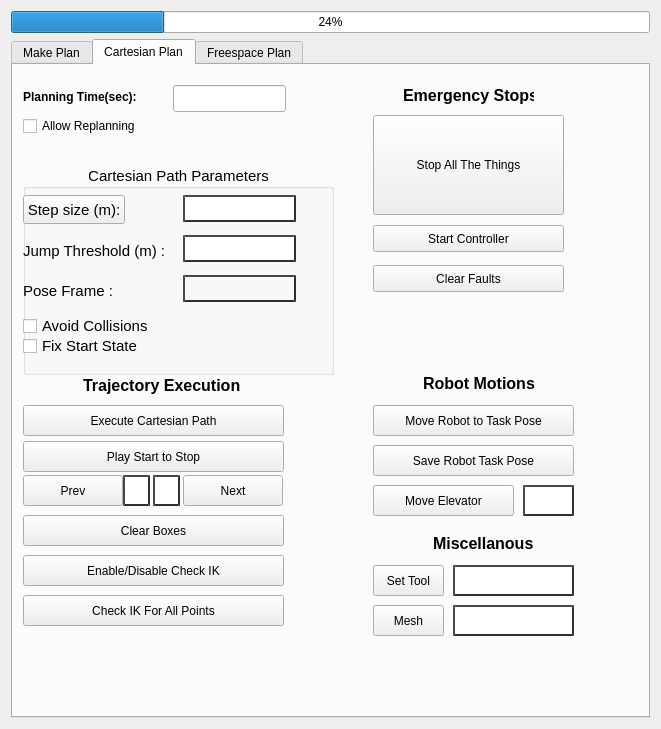
This is moveit_cartesian_plan_plugin/src/widgets/path_planning_widget.ui in peanut-robotics/fermi as Qt 5 draws it before an edit. The edited form follows.
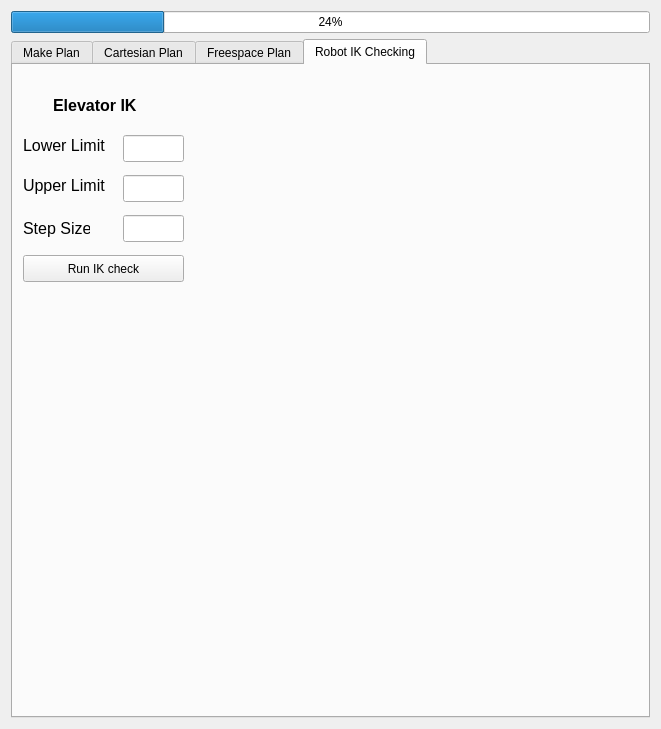
This is the edited form.

Commit message: Generate lsit of heights for IK, and update ui

What changed in the file:
```diff
--- a/moveit_cartesian_plan_plugin/src/widgets/path_planning_widget.ui
+++ b/moveit_cartesian_plan_plugin/src/widgets/path_planning_widget.ui
@@ -24,7 +24,7 @@
    <item row="2" column="1">
     <widget class="QTabWidget" name="tabWidget">
      <property name="currentIndex">
-      <number>1</number>
+      <number>3</number>
      </property>
      <widget class="QWidget" name="tab_1">
       <attribute name="title">
@@ -686,7 +686,7 @@
        <property name="geometry">
         <rect>
          <x>10</x>
-         <y>530</y>
+         <y>570</y>
          <width>261</width>
          <height>31</height>
         </rect>
@@ -699,6 +699,11 @@
          <bold>true</bold>
         </font>
        </property>
+       <property name="styleSheet">
+        <string notr="true">border-style: outset;
+															border-width: 2px;
+															border-color :rgb(48, 48, 48)</string>
+       </property>
        <property name="text">
         <string/>
        </property>
@@ -1117,6 +1122,128 @@
        </layout>
       </widget>
      </widget>
+     <widget class="QWidget" name="tab">
+      <attribute name="title">
+       <string>Robot IK Checking</string>
+      </attribute>
+      <widget class="QPushButton" name="btn_ik_planning">
+       <property name="geometry">
+        <rect>
+         <x>10</x>
+         <y>190</y>
+         <width>161</width>
+         <height>27</height>
+        </rect>
+       </property>
+       <property name="text">
+        <string>Run IK check</string>
+       </property>
+      </widget>
+      <widget class="QLabel" name="label_10">
+       <property name="geometry">
+        <rect>
+         <x>40</x>
+         <y>30</y>
+         <width>101</width>
+         <height>21</height>
+        </rect>
+       </property>
+       <property name="font">
+        <font>
+         <pointsize>12</pointsize>
+         <weight>75</weight>
+         <bold>true</bold>
+        </font>
+       </property>
+       <property name="text">
+        <string>Elevator IK</string>
+       </property>
+      </widget>
+      <widget class="QLineEdit" name="lineEdit">
+       <property name="geometry">
+        <rect>
+         <x>110</x>
+         <y>70</y>
+         <width>61</width>
+         <height>27</height>
+        </rect>
+       </property>
+      </widget>
+      <widget class="QLabel" name="label_11">
+       <property name="geometry">
+        <rect>
+         <x>10</x>
+         <y>70</y>
+         <width>91</width>
+         <height>21</height>
+        </rect>
+       </property>
+       <property name="font">
+        <font>
+         <pointsize>12</pointsize>
+        </font>
+       </property>
+       <property name="text">
+        <string>Lower Limit</string>
+       </property>
+      </widget>
+      <widget class="QLabel" name="label_12">
+       <property name="geometry">
+        <rect>
+         <x>10</x>
+         <y>110</y>
+         <width>91</width>
+         <height>21</height>
+        </rect>
+       </property>
+       <property name="font">
+        <font>
+         <pointsize>12</pointsize>
+        </font>
+       </property>
+       <property name="text">
+        <string>Upper Limit</string>
+       </property>
+      </widget>
+      <widget class="QLineEdit" name="lineEdit_2">
+       <property name="geometry">
+        <rect>
+         <x>110</x>
+         <y>110</y>
+         <width>61</width>
+         <height>27</height>
+        </rect>
+       </property>
+      </widget>
+      <widget class="QLabel" name="label_13">
+       <property name="geometry">
+        <rect>
+         <x>10</x>
+         <y>155</y>
+         <width>67</width>
+         <height>17</height>
+        </rect>
+       </property>
+       <property name="font">
+        <font>
+         <pointsize>12</pointsize>
+        </font>
+       </property>
+       <property name="text">
+        <string>Step Size</string>
+       </property>
+      </widget>
+      <widget class="QLineEdit" name="lineEdit_3">
+       <property name="geometry">
+        <rect>
+         <x>110</x>
+         <y>150</y>
+         <width>61</width>
+         <height>27</height>
+        </rect>
+       </property>
+      </widget>
+     </widget>
     </widget>
    </item>
   </layout>
```
The commit also changes 2 other files.
